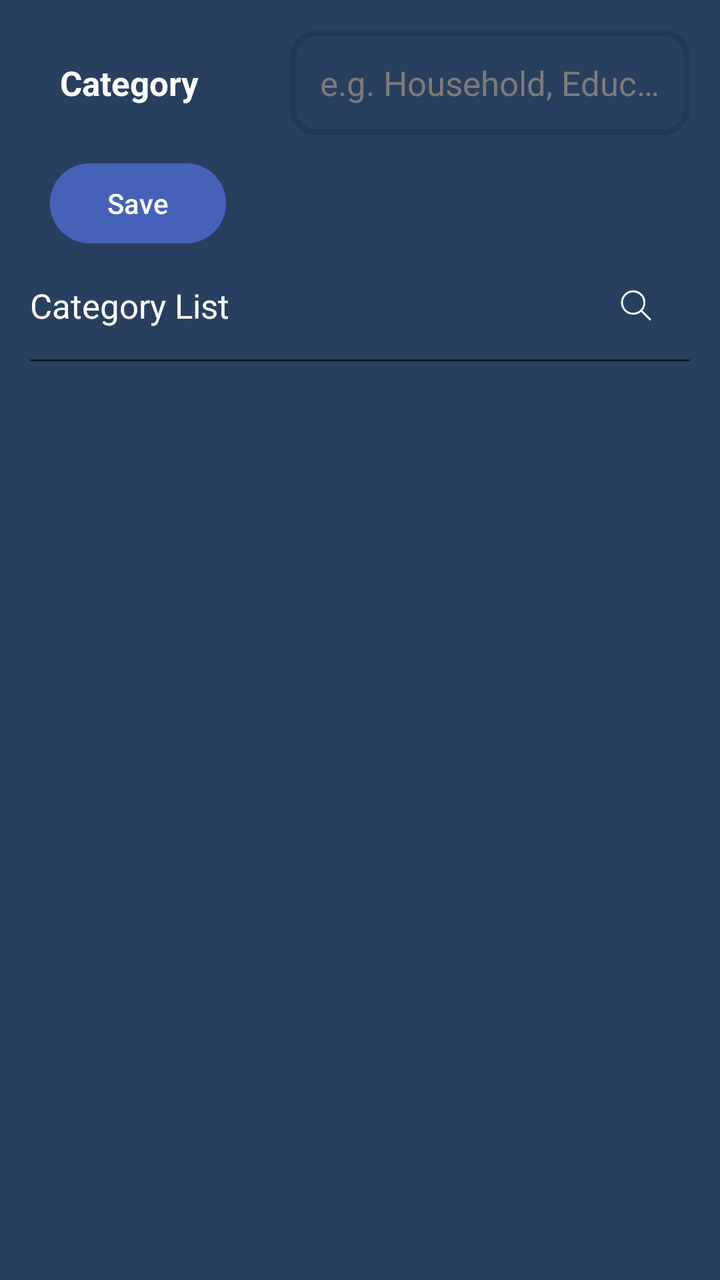
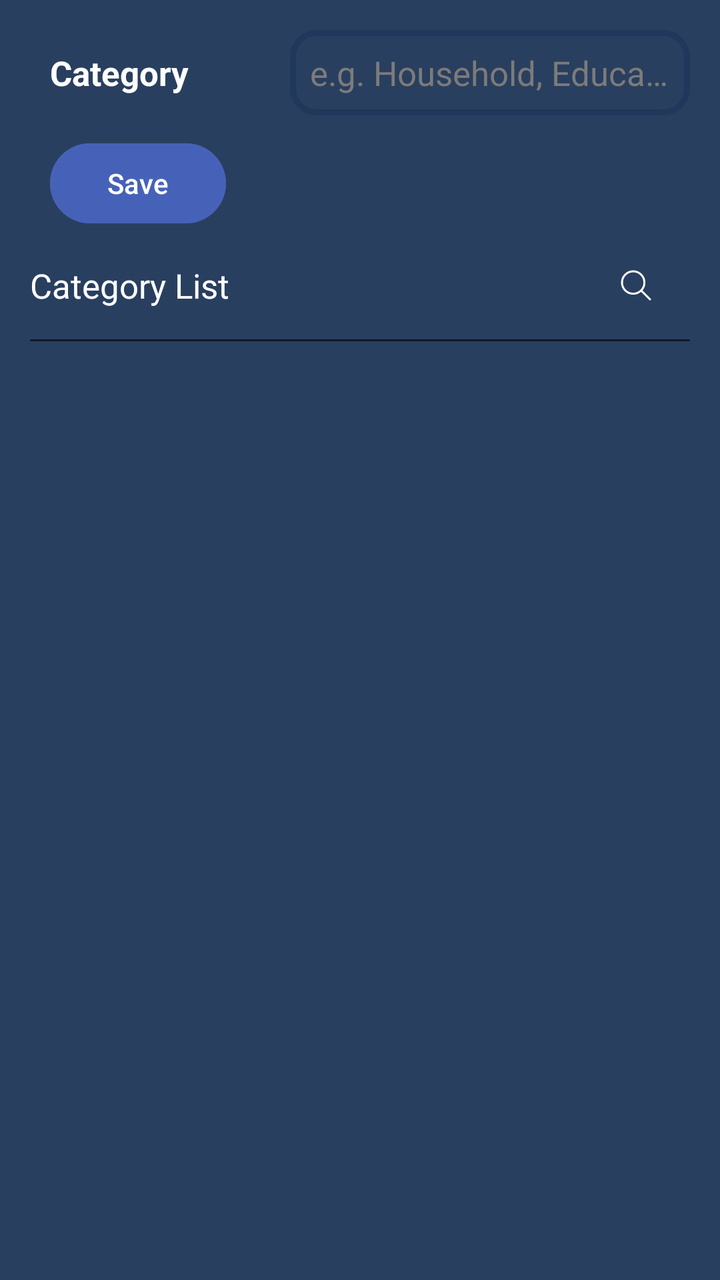

An Android layout rendered at two revisions. The XML below is the earlier revision; the diff shows what the commit changed to produce the second picture.
<!-- AndroidManifest.xml: application theme Theme.GharKharch -->
<!-- res/layout/fragment_add_category.xml -->
<?xml version="1.0" encoding="utf-8"?>
<androidx.constraintlayout.widget.ConstraintLayout xmlns:android="http://schemas.android.com/apk/res/android"
    xmlns:app="http://schemas.android.com/apk/res-auto"
    android:layout_width="match_parent"
    android:layout_height="match_parent"
    android:background="@color/backgroundColor"
    android:padding="@dimen/padding_large">

    <TextView
        android:layout_width="0dp"
        android:layout_height="wrap_content"
        android:layout_weight="1"
        android:padding="@dimen/padding_large"
        android:text="Category"
        android:textColor="@color/primaryTextColor"
        android:textSize="@dimen/text_size_large"
        android:textStyle="bold"
        app:layout_constraintBottom_toBottomOf="@id/input_category"
        app:layout_constraintEnd_toStartOf="@id/input_category"
        app:layout_constraintStart_toStartOf="parent"
        app:layout_constraintTop_toTopOf="parent" />

    <EditText
        android:id="@+id/input_category"
        style="@style/custom_edit_text"
        android:layout_width="200dp"
        android:layout_height="wrap_content"
        android:hint="@string/hint_category"
        android:textSize="@dimen/text_size_large"
        app:layout_constraintEnd_toEndOf="parent"
        app:layout_constraintTop_toTopOf="parent" />

    <Button
        android:id="@+id/addBtn"
        android:layout_width="wrap_content"
        android:layout_height="wrap_content"
        android:layout_marginVertical="@dimen/margin_medium"
        android:layout_marginStart="@dimen/margin_medium"
        android:backgroundTint="@color/buttonColor"
        android:text="Save"
        android:textColor="@color/primaryTextColor"
        app:layout_constraintStart_toStartOf="parent"
        app:layout_constraintTop_toBottomOf="@id/input_category" />

    <LinearLayout
        android:id="@+id/list_container"
        android:layout_width="match_parent"
        android:layout_height="wrap_content"
        android:gravity="center"
        android:orientation="horizontal"
        app:layout_constraintTop_toBottomOf="@id/addBtn">

        <TextView
            android:id="@+id/list_title"
            android:layout_width="0dp"
            android:layout_height="wrap_content"
            android:layout_weight="1"
            android:paddingVertical="@dimen/padding_large"
            android:text="Category List"
            android:textSize="@dimen/text_size_large" />

        <SearchView
            android:id="@+id/search_view"
            android:layout_width="0dp"
            android:layout_height="wrap_content"
            android:layout_marginVertical="@dimen/margin_medium"
            android:layout_weight="1"
            android:background="@drawable/search_bar_border"
            android:iconifiedByDefault="false"
            android:visibility="gone" />

        <ImageView
            android:id="@+id/close_button"
            android:layout_width="wrap_content"
            android:layout_height="wrap_content"
            android:importantForAccessibility="no"
            android:padding="@dimen/padding_large"
            android:src="@drawable/close_search_icon"
            android:visibility="gone" />

        <ImageView
            android:id="@+id/search_button"
            android:layout_width="wrap_content"
            android:layout_height="wrap_content"
            android:importantForAccessibility="no"
            android:padding="@dimen/padding_large"
            android:src="@drawable/search_icon" />

    </LinearLayout>

    <View
        android:id="@+id/separator"
        android:layout_width="match_parent"
        android:layout_height="1dp"
        android:background="@color/secondaryColor"
        app:layout_constraintTop_toBottomOf="@id/list_container" />

    <androidx.recyclerview.widget.RecyclerView
        android:id="@+id/rcv_category_list"
        android:layout_width="0dp"
        android:layout_height="0dp"
        android:layout_marginVertical="@dimen/margin_small"
        app:layout_constraintBottom_toBottomOf="parent"
        app:layout_constraintEnd_toEndOf="@id/separator"
        app:layout_constraintStart_toStartOf="@id/list_container"
        app:layout_constraintTop_toBottomOf="@id/list_container" />

</androidx.constraintlayout.widget.ConstraintLayout>
<!-- resources referenced by this layout -->
<resources>
  <color name="backgroundColor">#293F5F</color>
  <color name="buttonColor">#4662B8</color>
  <color name="primaryTextColor">#FFFFFF</color>
  <color name="secondaryColor">#111B28</color>
  <dimen name="margin_medium">10dp</dimen>
  <dimen name="margin_small">5dp</dimen>
  <dimen name="padding_large">15dp</dimen>
  <dimen name="text_size_large">17sp</dimen>
  <!-- drawable close_search_icon (drawable) -->
  <vector xmlns:android="http://schemas.android.com/apk/res/android"
      android:width="24dp"
      android:height="24dp"
      android:tint="@color/white"
      android:viewportWidth="24"
      android:viewportHeight="24">
  
      <path
          android:fillColor="#00000000"
          android:pathData="M14.578,14.542C15.58,13.53 16.2,12.137 16.2,10.6C16.2,7.507 13.693,5 10.6,5C7.507,5 5,7.507 5,10.6C5,13.693 7.507,16.2 10.6,16.2C12.156,16.2 13.563,15.566 14.578,14.542ZM14.578,14.542L19,19M8.5,8.5L12.5,12.5M12.5,8.5L8.5,12.5"
          android:strokeWidth="1"
          android:strokeColor="#464455"
          android:strokeLineCap="round"
          android:strokeLineJoin="round" />
  
  </vector>
  <!-- drawable search_bar_border (drawable) -->
  <?xml version="1.0" encoding="utf-8"?>
  <shape xmlns:android="http://schemas.android.com/apk/res/android"
      android:shape="rectangle">
      <stroke
          android:width="2dp"
          android:color="@color/white" />
      <corners android:radius="12dp" />
  </shape>
  <!-- drawable search_icon (drawable) -->
  <vector xmlns:android="http://schemas.android.com/apk/res/android"
      android:width="24dp"
      android:height="24dp"
      android:tint="@color/white"
      android:viewportWidth="24"
      android:viewportHeight="24">
  
      <path
          android:fillColor="#00000000"
          android:pathData="M14.578,14.542C15.58,13.53 16.2,12.137 16.2,10.6C16.2,7.507 13.693,5 10.6,5C7.507,5 5,7.507 5,10.6C5,13.693 7.507,16.2 10.6,16.2C12.156,16.2 13.563,15.566 14.578,14.542ZM14.578,14.542L19,19"
          android:strokeWidth="1"
          android:strokeColor="#464455"
          android:strokeLineCap="round"
          android:strokeLineJoin="round" />
  
  </vector>
  <string name="hint_category">e.g. Household, Education</string>
  <style name="custom_edit_text" parent="Widget.AppCompat.EditText">
          <item name="android:maxLines">1</item>
          <item name="android:maxLength">20</item>
          <item name="android:ellipsize">end</item>
          <item name="android:inputType">text</item>
          <item name="android:importantForAutofill">no</item>
          <item name="android:padding">@dimen/padding_large</item>
          <item name="android:background">@drawable/rounded_border</item>
          <item name="android:textColorHint">@color/primaryTextColorVariant</item>
      </style>
  <style name="Theme.GharKharch" parent="Base.Theme.GharKharch">
          <item name="colorPrimary">@color/backgroundColor</item>
          <item name="colorSecondary">@color/lGrey</item>
          
          <item name="colorOnSecondary">@color/primaryTextColor</item>
          <item name="colorOnPrimary">@color/primaryTextColor</item>
          
          <item name="android:textColor">@color/primaryTextColor</item>
          <item name="android:textColorPrimary">@color/primaryTextColor</item>
          <item name="android:textColorSecondary">@color/primaryTextColorVariant</item>
      </style>
  <color name="white">#FFFFFFFF</color>
  <!-- drawable rounded_border (drawable) -->
  <?xml version="1.0" encoding="utf-8"?>
  <shape xmlns:android="http://schemas.android.com/apk/res/android"
      android:shape="rectangle">
      <stroke
          android:width="3dp"
          android:color="@color/backgroundColorVariant" />
      <corners android:radius="12dp" />
  </shape>
  <color name="primaryTextColorVariant">#7C7B7B</color>
  <style name="Base.Theme.GharKharch" parent="Theme.Material3.DayNight.NoActionBar">
          
      </style>
  <color name="lGrey">#616161</color>
  <color name="backgroundColorVariant">#20385B</color>
</resources>

<!-- the commit's change to res/layout/fragment_add_category.xml (unified diff, before → after) -->
@@ -10,7 +10,7 @@
         android:layout_width="0dp"
         android:layout_height="wrap_content"
         android:layout_weight="1"
-        android:padding="@dimen/padding_large"
+        android:padding="@dimen/padding_medium"
         android:text="Category"
         android:textColor="@color/primaryTextColor"
         android:textSize="@dimen/text_size_large"
<!-- resource entries referenced after the edit -->
@@ -7,6 +7,7 @@
   <dimen name="margin_medium">10dp</dimen>
   <dimen name="margin_small">5dp</dimen>
   <dimen name="padding_large">15dp</dimen>
+  <dimen name="padding_medium">10dp</dimen>
   <dimen name="text_size_large">17sp</dimen>
   <!-- drawable close_search_icon (drawable) -->
   <vector xmlns:android="http://schemas.android.com/apk/res/android"
@@ -58,7 +59,7 @@
           <item name="android:ellipsize">end</item>
           <item name="android:inputType">text</item>
           <item name="android:importantForAutofill">no</item>
-          <item name="android:padding">@dimen/padding_large</item>
+          <item name="android:padding">@dimen/padding_medium</item>
           <item name="android:background">@drawable/rounded_border</item>
           <item name="android:textColorHint">@color/primaryTextColorVariant</item>
       </style>
